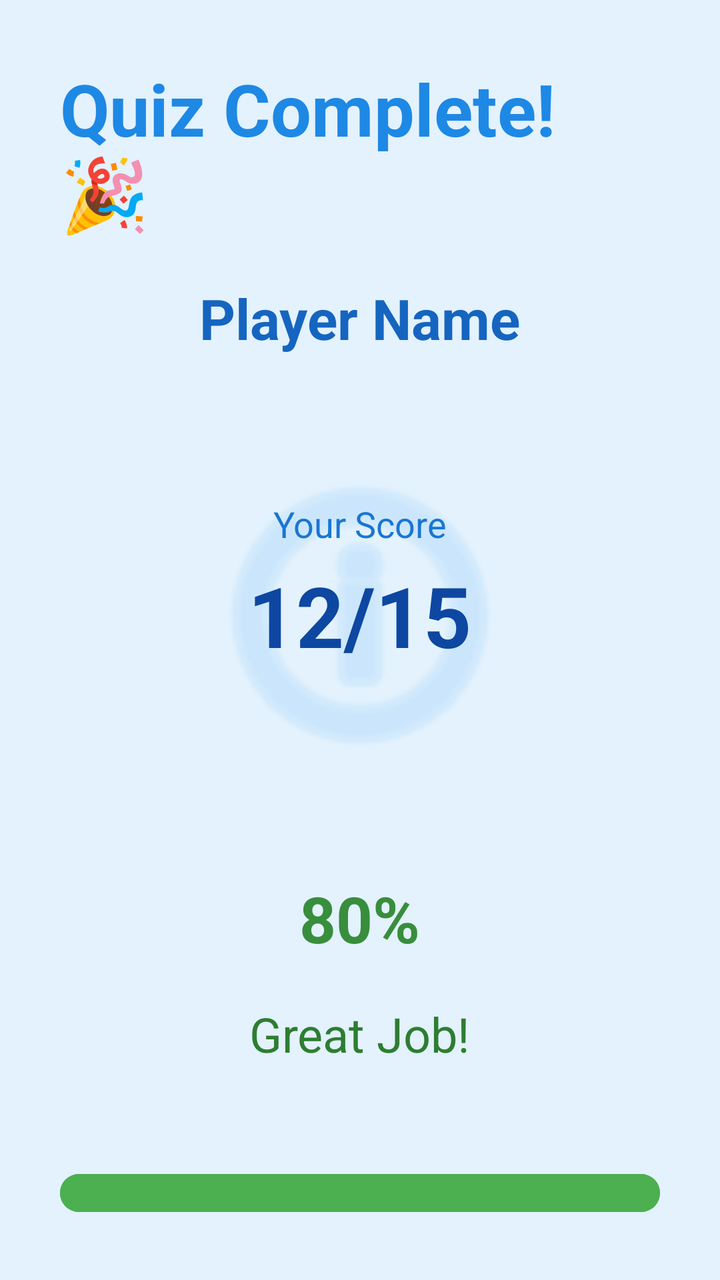
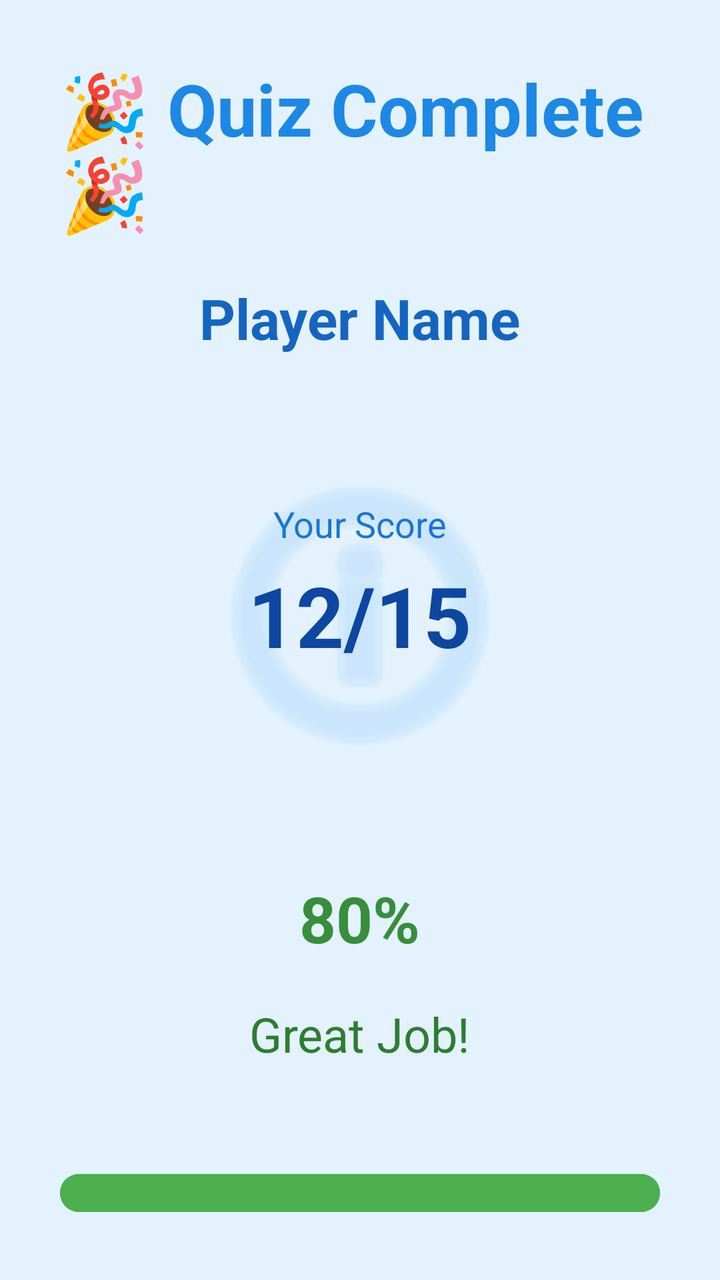

Compare the two renders of this Android layout. The source of the first and the diff that turns it into the second are given below.
<!-- AndroidManifest.xml: application theme Theme.QuizApp -->
<!-- res/layout/activity_result.xml -->
<?xml version="1.0" encoding="utf-8"?>
<LinearLayout xmlns:android="http://schemas.android.com/apk/res/android"
    android:layout_width="match_parent"
    android:layout_height="match_parent"
    android:orientation="vertical"
    android:gravity="center"
    android:background="#E3F2FD"
    android:padding="30dp">

    <TextView
        android:layout_width="wrap_content"
        android:layout_height="wrap_content"
        android:text="Quiz Complete! 🎉"
        android:textSize="36sp"
        android:textStyle="bold"
        android:textColor="#1E88E5"
        android:layout_marginBottom="20dp"/>

    <TextView
        android:id="@+id/tvPlayerName"
        android:layout_width="wrap_content"
        android:layout_height="wrap_content"
        android:text="Player Name"
        android:textSize="28sp"
        android:textStyle="bold"
        android:textColor="#1565C0"
        android:layout_marginBottom="40dp"/>

    
    <RelativeLayout
        android:layout_width="wrap_content"
        android:layout_height="wrap_content"
        android:layout_marginBottom="40dp">

        <View
            android:layout_width="180dp"
            android:layout_height="180dp"
            android:background="@android:drawable/ic_menu_info_details"
            android:backgroundTint="#BBDEFB"/>

        <TextView
            android:id="@+id/tvFinalScore"
            android:layout_width="wrap_content"
            android:layout_height="wrap_content"
            android:text="12/15"
            android:textSize="42sp"
            android:textStyle="bold"
            android:textColor="#0D47A1"
            android:layout_centerInParent="true"/>

        <TextView
            android:layout_width="wrap_content"
            android:layout_height="wrap_content"
            android:text="Your Score"
            android:textSize="18sp"
            android:textColor="#1976D2"
            android:layout_centerHorizontal="true"
            android:layout_alignBottom="@id/tvFinalScore"
            android:layout_marginTop="10dp"/>
    </RelativeLayout>

    <TextView
        android:id="@+id/tvPercentage"
        android:layout_width="wrap_content"
        android:layout_height="wrap_content"
        android:text="80%"
        android:textSize="32sp"
        android:textStyle="bold"
        android:textColor="#388E3C"
        android:layout_marginBottom="20dp"/>

    <TextView
        android:id="@+id/tvMessage"
        android:layout_width="wrap_content"
        android:layout_height="wrap_content"
        android:text="Great Job!"
        android:textSize="24sp"
        android:textColor="#2E7D32"
        android:layout_marginBottom="50dp"/>

    <Button
        android:id="@+id/btnPlayAgain"
        android:layout_width="match_parent"
        android:layout_height="wrap_content"
        android:text="Play Again"
        android:textSize="22sp"
        android:backgroundTint="#4CAF50"
        android:textColor="#FFFFFF"
        android:padding="15dp"/>

</LinearLayout>
<!-- resources referenced by this layout -->
<resources>
  <style name="Theme.QuizApp" parent="Base.Theme.QuizApp" />
  <style name="Base.Theme.QuizApp" parent="Theme.Material3.DayNight.NoActionBar">
          
          
      </style>
</resources>

<!-- the commit's change to res/layout/activity_result.xml (unified diff, before → after) -->
@@ -10,7 +10,7 @@
     <TextView
         android:layout_width="wrap_content"
         android:layout_height="wrap_content"
-        android:text="Quiz Complete! 🎉"
+        android:text="🎉 Quiz Complete 🎉"
         android:textSize="36sp"
         android:textStyle="bold"
         android:textColor="#1E88E5"
